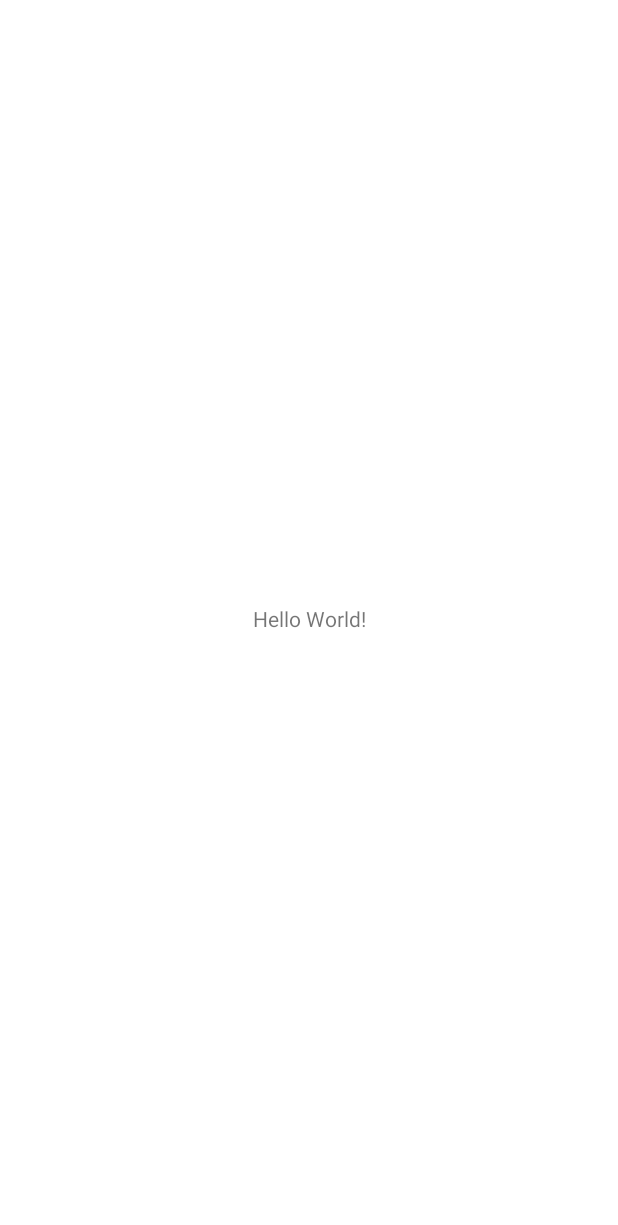
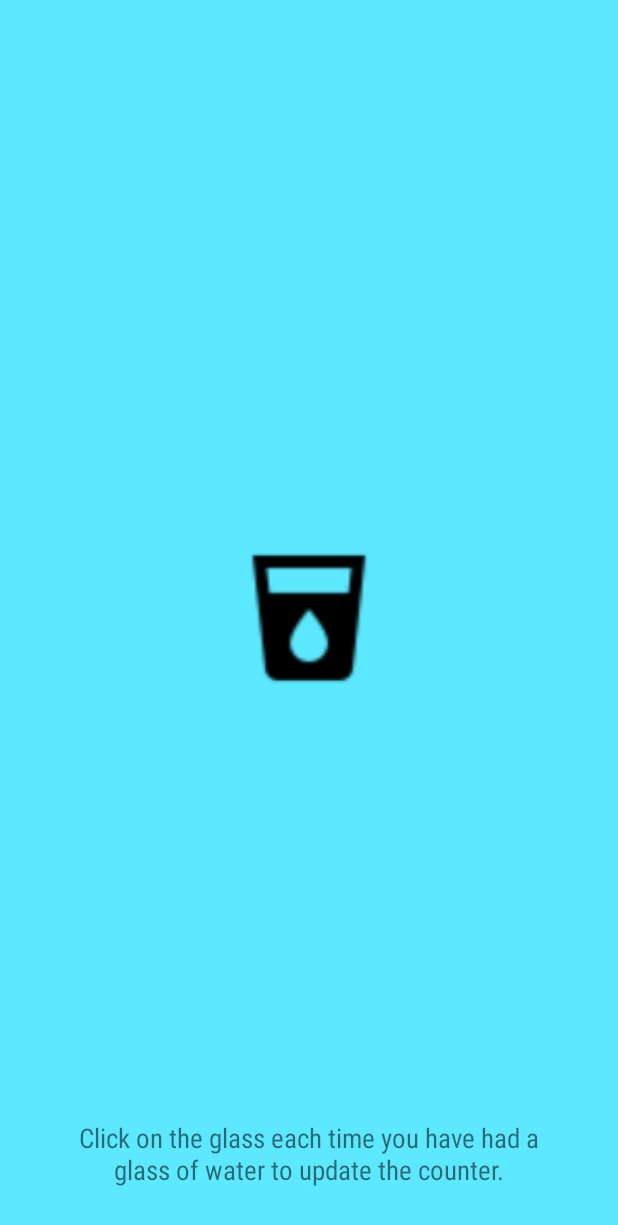
Before and after one commit to Wemerson0014/bootcamp-kotlin05-02, an Android app: the screen it shows after launch (MainActivity), on a phone screen of 412 x 824 dp. Before the commit the part shown is almost empty. Shown: the top 1225 px of the screen. Run offline under Robolectric (Android 15) with nearby library versions, the phone set to English and light mode, and no system bars.

Commit message:
Adiciona imagem ao drawable, cria recurso de strings, cria layout para activity_main

```diff
--- a/app/src/main/res/layout/activity_main.xml
+++ b/app/src/main/res/layout/activity_main.xml
@@ -4,15 +4,42 @@
     xmlns:tools="http://schemas.android.com/tools"
     android:layout_width="match_parent"
     android:layout_height="match_parent"
+    android:background="@color/main"
     tools:context=".MainActivity">
 
-    <TextView
-        android:layout_width="wrap_content"
-        android:layout_height="wrap_content"
-        android:text="Hello World!"
+    <ImageView
+        android:id="@+id/image_cup_icon"
+        android:layout_width="100dp"
+        android:layout_height="100dp"
+        android:src="@drawable/glass_water"
+        android:contentDescription="@string/image_description"
         app:layout_constraintBottom_toBottomOf="parent"
         app:layout_constraintLeft_toLeftOf="parent"
         app:layout_constraintRight_toRightOf="parent"
         app:layout_constraintTop_toTopOf="parent" />
 
+    <TextView
+        android:id="@+id/text_quantify"
+        android:layout_width="match_parent"
+        android:layout_height="wrap_content"
+        tools:text="0"
+        android:textSize="32sp"
+        app:layout_constraintTop_toBottomOf="@id/image_cup_icon"
+        app:layout_constraintStart_toStartOf="parent"
+        app:layout_constraintEnd_toEndOf="parent"
+        android:layout_marginTop="16dp"
+        android:fontFamily="sans-serif-condensed"
+        android:textColor="@color/black"
+        android:gravity="center" />
+
+    <TextView
+        android:layout_width="match_parent"
+        android:layout_height="wrap_content"
+        app:layout_constraintBottom_toBottomOf="parent"
+        android:text="@string/text_tip"
+        android:fontFamily="sans-serif-condensed"
+        android:textSize="18sp"
+        android:layout_margin="32dp"
+        android:gravity="center" />
+
 </androidx.constraintlayout.widget.ConstraintLayout>
--- a/app/src/main/res/values/strings.xml
+++ b/app/src/main/res/values/strings.xml
@@ -1,3 +1,7 @@
 <resources>
     <string name="app_name">Drink Water</string>
+
+    <!-- activity_main -->
+    <string name="image_description">Icon of a glass of water</string>
+    <string name="text_tip">Click on the glass each time you have had a glass of water to update the counter.</string>
 </resources>
```
Also changed, not shown: app/src/main/res/drawable-v24/glass_water.png (added).
